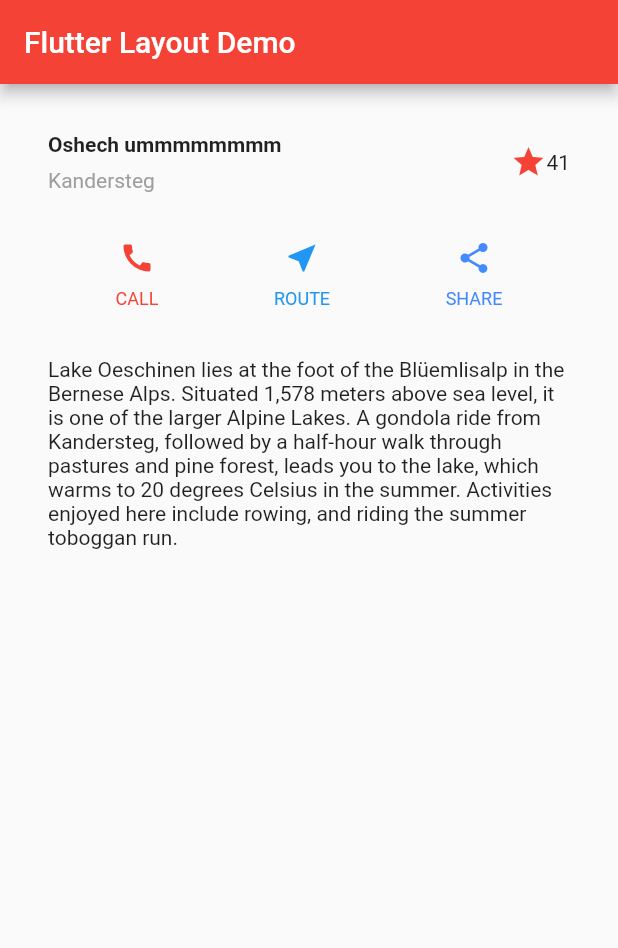
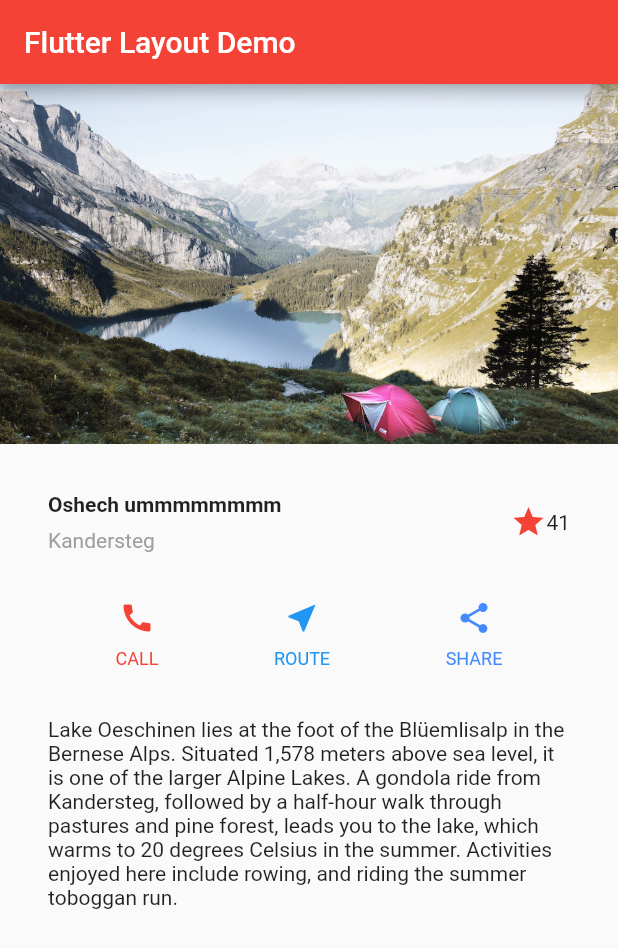
Before and after one commit to SoonGwan/Flutter_study_project_list, a Flutter app: the screen it shows after launch, on a phone screen of 412 x 824 dp. Shown: the top 948 px of the screen. Run offline on Flutter 3.47's test engine with Material 2 defaults, Android fonts, the phone set to English and light mode, and no system bars.

Commit message:
[ADD] img

```diff
--- a/lib/main.dart
+++ b/lib/main.dart
@@ -102,7 +102,13 @@
           // the App.build method, and use it to set our appbar title.
           title: Text(widget.title),
         ),
-        body: Column(children: [titleSection, buttonSection, textSection]));
+        body: ListView(children: [
+          Image.asset('images/lake.jpg',
+              width: 600, height: 240, fit: BoxFit.cover),
+          titleSection,
+          buttonSection,
+          textSection
+        ]));
   }
 }
 
```
Also changed, not shown: pubspec.yaml (+4 -4 lines), images/lake.jpg (added).
